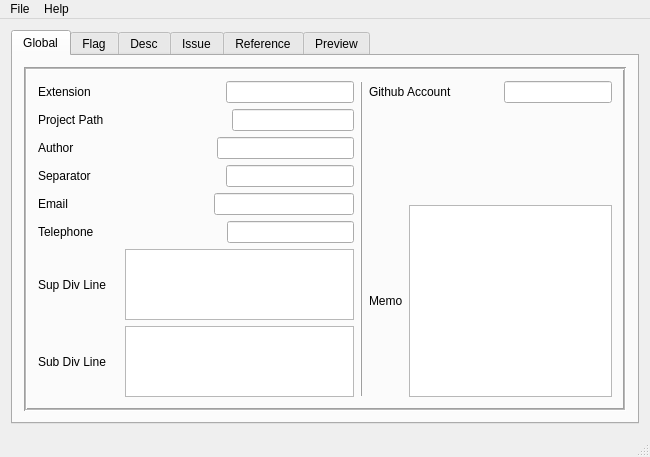
Before: the Qt Designer form CommentHelper/mainwindow.ui in jopemachine-playground/Summary-Commenter, drawn with Qt 5.
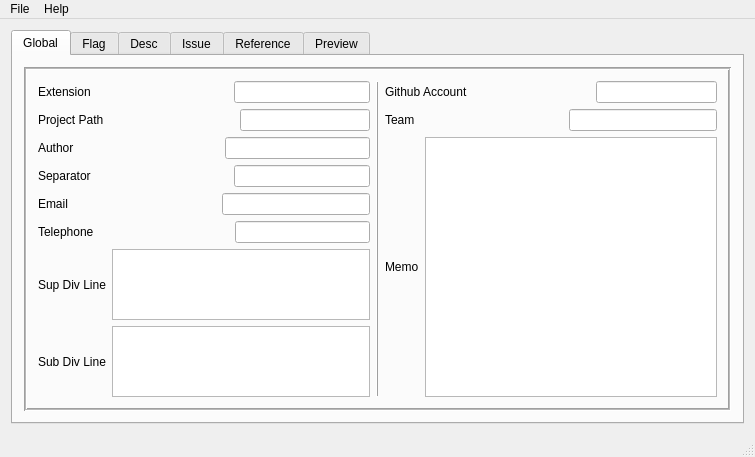
After: the same form once the commit is applied. Icons and pictures are not drawn.

The edit to the form file:
```diff
--- a/CommentHelper/mainwindow.ui
+++ b/CommentHelper/mainwindow.ui
@@ -6,7 +6,7 @@
    <rect>
     <x>0</x>
     <y>0</y>
-    <width>650</width>
+    <width>755</width>
     <height>450</height>
    </rect>
   </property>
@@ -39,8 +39,6 @@
           <property name="midLineWidth">
            <number>1</number>
           </property>
-          <layout class="QHBoxLayout" name="horizontalLayout_4">
-           <item>
             <layout class="QHBoxLayout" name="horizontalLayout_2">
              <item>
               <layout class="QVBoxLayout" name="verticalLayout">
@@ -215,19 +213,6 @@
                    </property>
                   </widget>
                  </item>
-                 <item>
-                  <spacer name="spacer7_2">
-                   <property name="orientation">
-                    <enum>Qt::Horizontal</enum>
-                   </property>
-                   <property name="sizeHint" stdset="0">
-                    <size>
-                     <width>40</width>
-                     <height>20</height>
-                    </size>
-                   </property>
-                  </spacer>
-                 </item>
                  <item>
                   <widget class="QTextEdit" name="supDivEdit"/>
                  </item>
@@ -242,19 +227,6 @@
                    </property>
                   </widget>
                  </item>
-                 <item>
-                  <spacer name="spacer7_3">
-                   <property name="orientation">
-                    <enum>Qt::Horizontal</enum>
-                   </property>
-                   <property name="sizeHint" stdset="0">
-                    <size>
-                     <width>40</width>
-                     <height>20</height>
-                    </size>
-                   </property>
-                  </spacer>
-                 </item>
                  <item>
                   <widget class="QTextEdit" name="subDivEdit"/>
                  </item>
@@ -308,17 +280,31 @@
                 </layout>
                </item>
                <item>
-                <spacer name="verticalSpacer">
+              <layout class="QHBoxLayout" name="TeamL">
+               <item>
+                <widget class="QLabel" name="teamLbl">
+                 <property name="text">
+                  <string>Team</string>
+                 </property>
+                </widget>
+               </item>
+               <item>
+                <spacer name="spacer1_5">
                  <property name="orientation">
-                  <enum>Qt::Vertical</enum>
+                  <enum>Qt::Horizontal</enum>
                  </property>
                  <property name="sizeHint" stdset="0">
                   <size>
-                   <width>20</width>
-                   <height>40</height>
+                   <width>40</width>
+                   <height>20</height>
                   </size>
                  </property>
                 </spacer>
+               </item>
+               <item>
+                <widget class="QLineEdit" name="teamEdit"/>
+               </item>
+              </layout>
                </item>
                <item>
                 <layout class="QHBoxLayout" name="ReferenceL">
@@ -337,8 +323,6 @@
               </layout>
              </item>
             </layout>
-           </item>
-          </layout>
          </widget>
         </item>
        </layout>
@@ -538,7 +522,7 @@
     <rect>
      <x>0</x>
      <y>0</y>
-     <width>650</width>
+     <width>755</width>
      <height>21</height>
     </rect>
    </property>
```
Left out of the diff: 2 changed lines with no effect on the pictures. Lines whose indentation alone changed are shown as unchanged.
